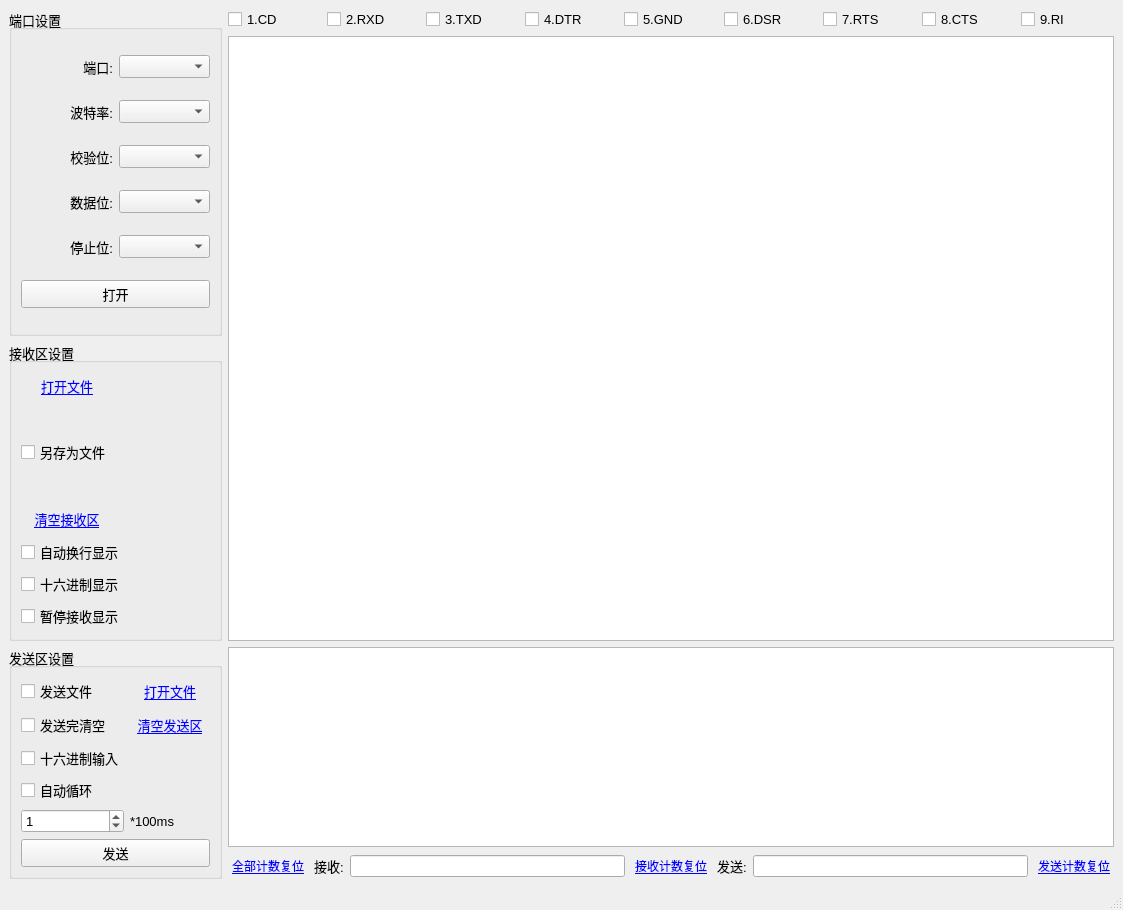
Qt form serialport/serialportform.ui (caroid/pyqt-serialport) before a commit.
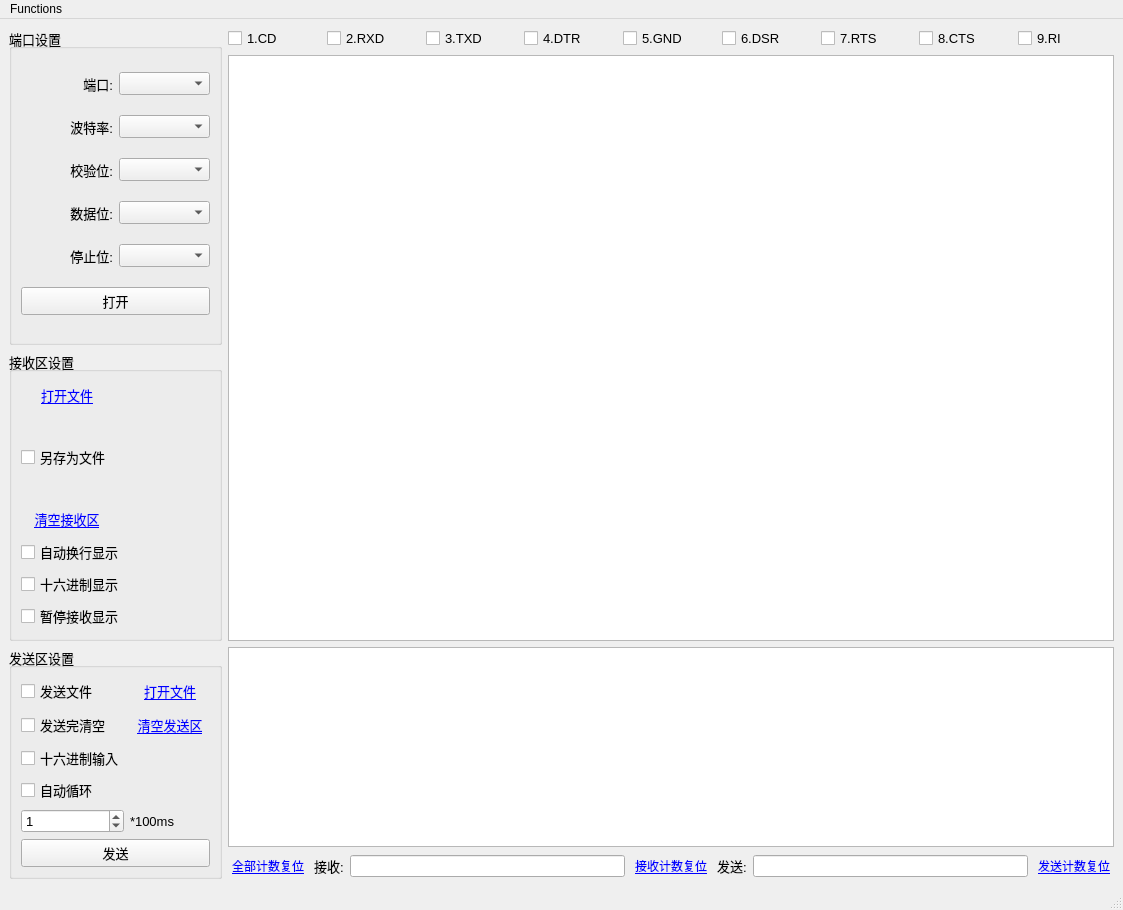
The same form after that commit.

The edit to the form file:
```diff
--- a/serialport/serialportform.ui
+++ b/serialport/serialportform.ui
@@ -128,6 +128,9 @@
     </item>
     <item row="0" column="1">
      <layout class="QGridLayout" name="gridLayout_6">
+      <property name="spacing">
+       <number>3</number>
+      </property>
       <item row="0" column="0">
        <widget class="QCheckBox" name="checkBoxCD">
         <property name="font">
@@ -548,9 +551,17 @@
      <x>0</x>
      <y>0</y>
      <width>1123</width>
-     <height>30</height>
+     <height>26</height>
     </rect>
    </property>
+   <widget class="QMenu" name="menuFunctions">
+    <property name="title">
+     <string>Functions</string>
+    </property>
+    <addaction name="actionUART_GUI"/>
+    <addaction name="actionLog_Analysis"/>
+   </widget>
+   <addaction name="menuFunctions"/>
   </widget>
   <widget class="QStatusBar" name="statusbar"/>
  </widget>
```
Left out of the diff: 17 changed lines with no effect on the pictures.
